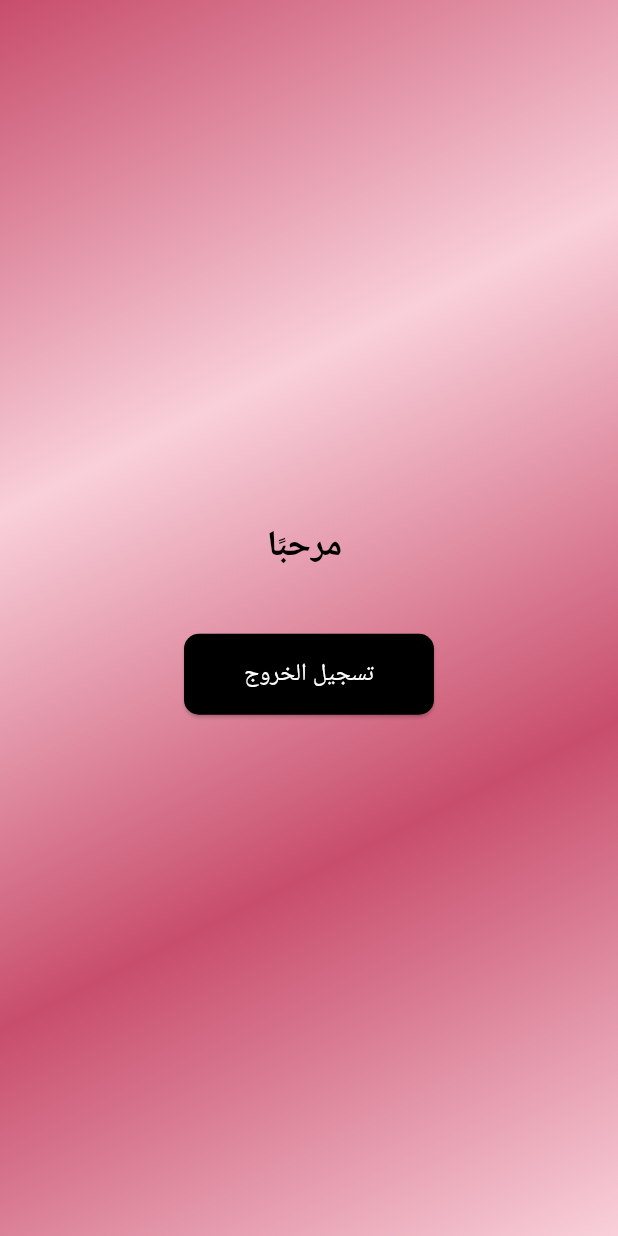
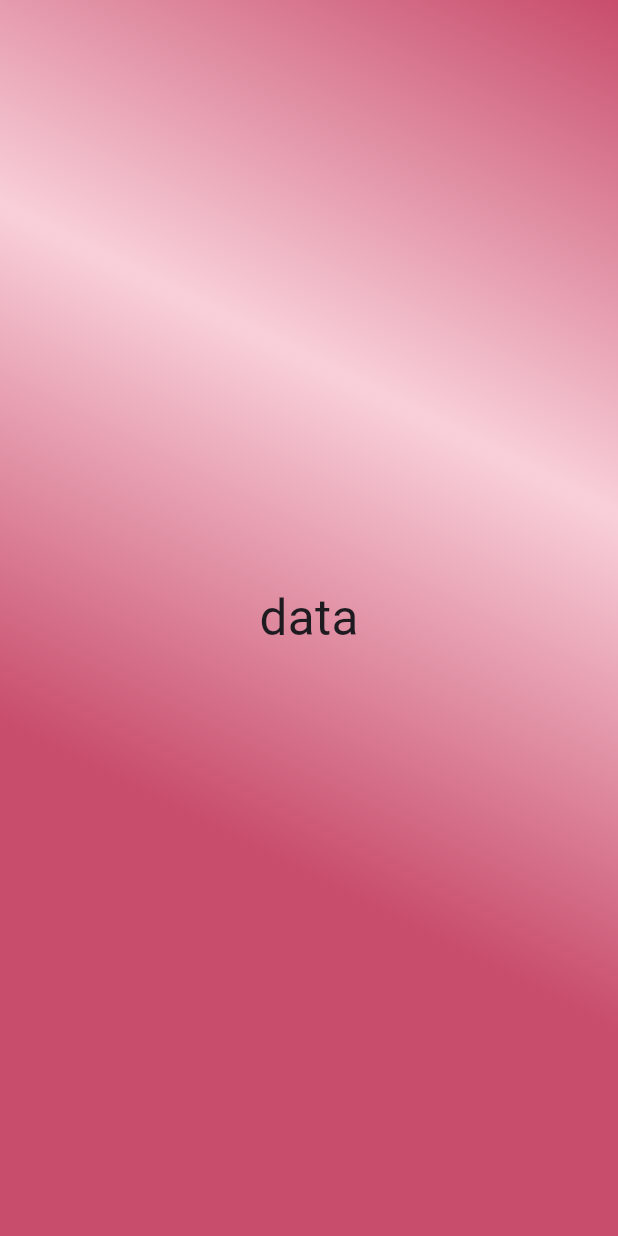
Before and after one commit to Cokawhere/Glassify, a Flutter app: the screen it shows once a user with an empty profile is signed in, on a phone screen of 412 x 824 dp. Run offline on Flutter 3.47's test engine with Material 3 defaults, Android fonts, the phone set to English and light mode, and no system bars; our stand-ins replace audio_service, cloud_firestore, firebase_auth, firebase_core, flutter_riverpod, go_router and 2 more; missing offline and left inert: liquid_glass_renderer; accounts and stored records are empty; network calls fail.

Commit message:
Update routing logic and simplify home view; remove unused code and adjust layout

```diff
--- a/lib/core/routing/app_router.dart
+++ b/lib/core/routing/app_router.dart
@@ -34,7 +34,7 @@ GoRouter createRouter(WidgetRef ref) {
           if (user == null) {
             return '/login';
           }
-          if (user != null && currentPath == '/login' ||
+          if (currentPath == '/login' ||
               currentPath == '/signup') {
             return '/home';
           }
--- a/lib/features/home/home_view.dart
+++ b/lib/features/home/home_view.dart
@@ -1,7 +1,5 @@
 import 'package:flutter/material.dart';
 import 'package:flutter_riverpod/flutter_riverpod.dart';
-import 'package:google_fonts/google_fonts.dart';
-import 'package:liquid_glass_renderer/liquid_glass_renderer.dart';
 
 import '../../common/styles/colors.dart';
 import '../Auth/controller.dart';
@@ -21,97 +19,13 @@ class HomeScreen extends ConsumerWidget {
               AppColors.pink,
               AppColors.white,
               AppColors.pink,
-              AppColors.white,
+              AppColors.pink,
             ],
-            begin: Alignment.topLeft,
-            end: Alignment.bottomRight,
+            begin: Alignment.topRight,
+            end: Alignment.bottomLeft,
           ),
         ),
-        child: Center(
-          child: LiquidGlassLayer(
-            settings: const LiquidGlassSettings(
-              thickness: 8,
-              glassColor: Color.fromARGB(51, 245, 233, 233),
-              blur: 6.0,
-            ),
-            child: Container(
-              padding: const EdgeInsets.all(20),
-              width: 300,
-              child: userStream.when(
-                data: (user) {
-                  if (user == null) {
-                    return Text(
-                      'غير مسجل دخول',
-                      style: GoogleFonts.roboto(
-                        fontSize: 20,
-                        color: Colors.black,
-                        fontWeight: FontWeight.bold,
-                      ),
-                    );
-                  }
-                  return Column(
-                    mainAxisSize: MainAxisSize.min,
-                    children: [
-                      Text(
-                        'مرحبًا ${user.name}',
-                        style: GoogleFonts.roboto(
-                          fontSize: 24,
-                          color: Colors.black,
-                          fontWeight: FontWeight.bold,
-                        ),
-                      ),
-                      const SizedBox(height: 20),
-                      if (user.imageUrl != null && user.imageUrl!.isNotEmpty)
-                        ClipRRect(
-                          borderRadius: BorderRadius.circular(50),
-                          child: Image.network(
-                            user.imageUrl!,
-                            width: 100,
-                            height: 100,
-                            fit: BoxFit.cover,
-                            errorBuilder: (context, error, stackTrace) =>
-                                const Icon(
-                                  Icons.person,
-                                  size: 100,
-                                  color: Colors.black,
-                                ),
-                          ),
-                        ),
-                      const SizedBox(height: 20),
-                      ElevatedButton(
-                        onPressed: () async {
-                          await ref.read(authController).signout(context);
-                        },
-                        style: ElevatedButton.styleFrom(
-                          padding: const EdgeInsets.symmetric(
-                            horizontal: 40,
-                            vertical: 15,
-                          ),
-                          backgroundColor: Colors.black,
-                          shape: RoundedRectangleBorder(
-                            borderRadius: BorderRadius.circular(10),
-                          ),
-                        ),
-                        child: Text(
-                          'تسجيل الخروج',
-                          style: GoogleFonts.roboto(
-                            fontSize: 16,
-                            color: Colors.white,
-                          ),
-                        ),
-                      ),
-                    ],
-                  );
-                },
-                loading: () => const CircularProgressIndicator(),
-                error: (e, _) => Text(
-                  'خطأ: $e',
-                  style: GoogleFonts.roboto(fontSize: 20, color: Colors.black),
-                ),
-              ),
-            ),
-          ),
-        ),
+        child: Center(child: Text('data', style: TextStyle(fontSize: 33))),
       ),
     );
   }
```
Also changed, not shown: lib/features/home/home_controller.dart (added), lib/features/home/home_services.dart (added).
